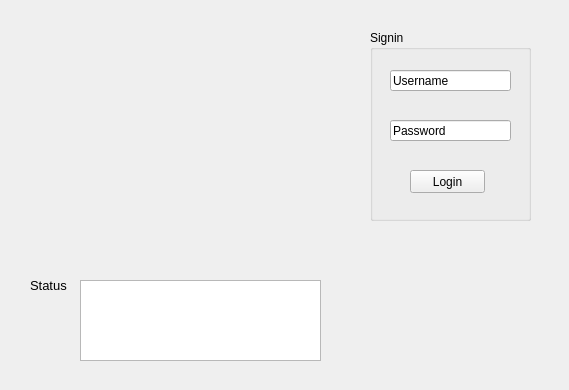
Before: the Qt Designer form pomserialportwidget.ui in cjwhome/go3treksQt, drawn with Qt 5.
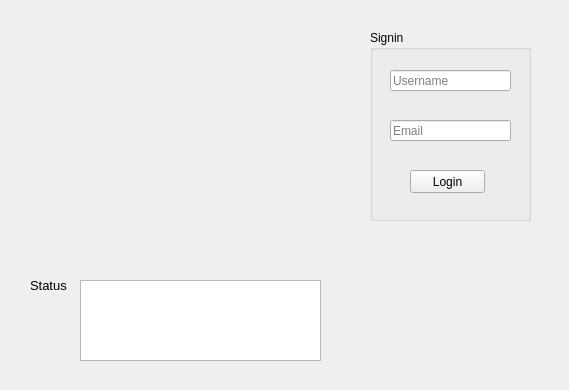
After: the same form once the commit is applied. Icons and pictures are not drawn.

Commit message: Preparing for conversion to a stacked widget (beware: some work is done already)

Patch:
```diff
--- a/pomserialportwidget.ui
+++ b/pomserialportwidget.ui
@@ -85,7 +85,7 @@
       <height>21</height>
      </rect>
     </property>
-    <property name="text">
+    <property name="placeholderText">
      <string>Username</string>
     </property>
    </widget>
@@ -98,8 +98,8 @@
       <height>21</height>
      </rect>
     </property>
-    <property name="text">
-     <string>Password</string>
+    <property name="placeholderText">
+     <string>Email</string>
     </property>
    </widget>
    <widget class="QPushButton" name="loginButton">
```
Left out of the diff: 2 changed lines with no effect on the pictures. The commit also changes 5 other files.
